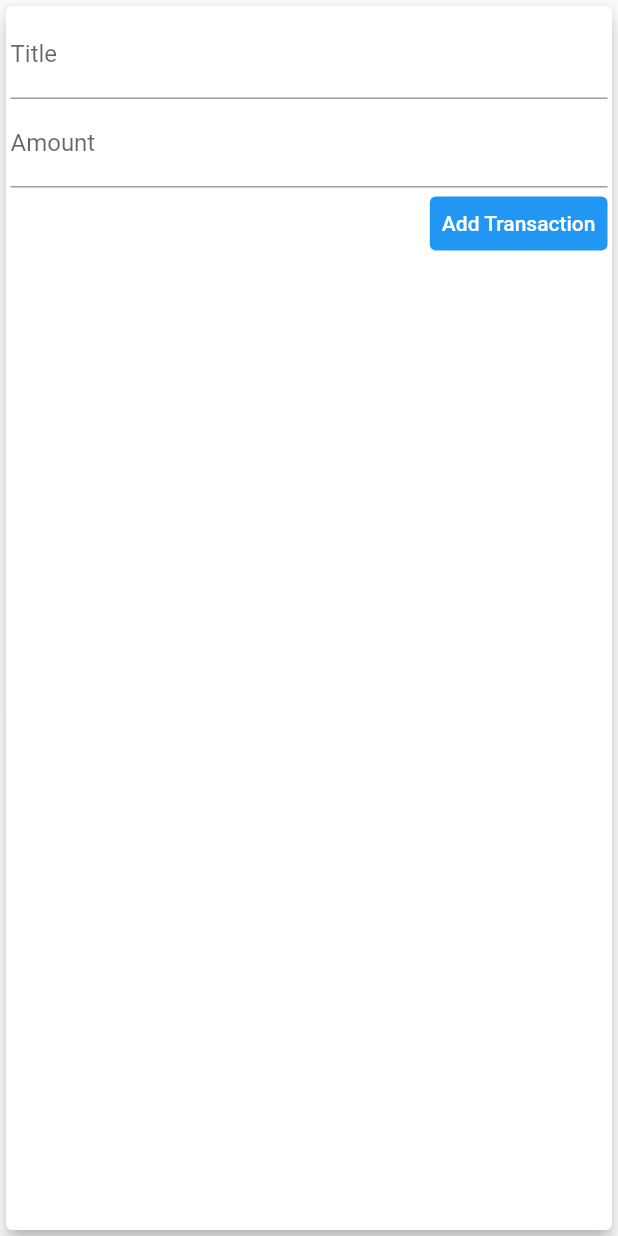
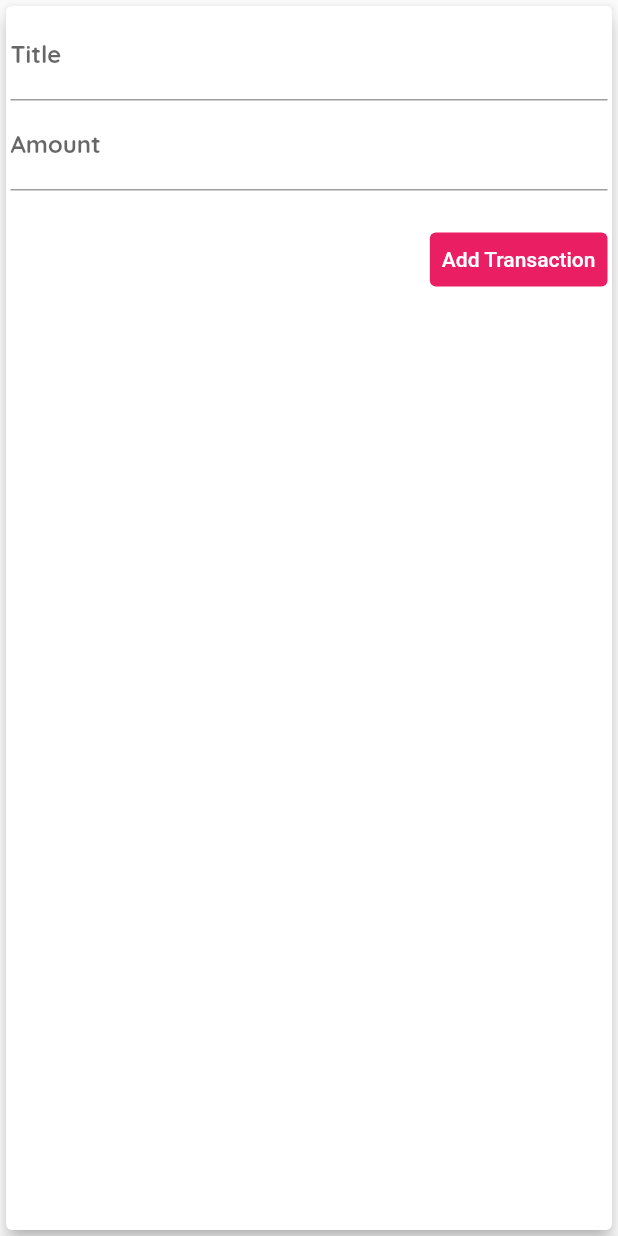
Before and after one commit to Zhenya-Mykhalskyi/Personal-Expenses, a Flutter app: the NewTransaction widget shown alone on an empty page, opened directly with empty values, on a phone screen of 412 x 824 dp. Run offline on Flutter 3.47's test engine with Material 2 defaults, Android fonts, the phone set to English and light mode, and no system bars.

Commit message:
add fonts, theme, some logics

```diff
--- a/lib/widgets/new_transaction.dart
+++ b/lib/widgets/new_transaction.dart
@@ -2,12 +2,18 @@
 
 import 'package:flutter/material.dart';
 
-class NewTransaction extends StatelessWidget {
-  final titleController = TextEditingController();
-  final amountController = TextEditingController();
+class NewTransaction extends StatefulWidget {
   final Function addTx;
 
   NewTransaction(this.addTx);
+
+  @override
+  State<NewTransaction> createState() => _NewTransactionState();
+}
+
+class _NewTransactionState extends State<NewTransaction> {
+  final titleController = TextEditingController();
+  final amountController = TextEditingController();
 
   void submitData() {
     final enteredTitle = titleController.text;
@@ -18,10 +24,12 @@ class NewTransaction extends StatelessWidget {
       return;
     }
 
-    addTx(
+    widget.addTx(
       enteredTitle,
       enteredAmount,
     );
+
+    Navigator.of(context).pop();
   }
 
   @override
@@ -46,15 +54,21 @@ class NewTransaction extends StatelessWidget {
               keyboardType: TextInputType.number,
               onSubmitted: (_) => submitData(),
             ),
-            TextButton(
+            Container(
+              margin: EdgeInsets.only(top: 22),
+              child: TextButton(
                 // ignore: sort_child_properties_last
                 child: Text(
                   'Add Transaction',
-                style: TextStyle(color: Colors.white),
+                  style: TextStyle(
+                    color: Colors.white,
+                    backgroundColor: Theme.of(context).primaryColor,
+                  ),
                 ),
                 onPressed: submitData,
                 style: ButtonStyle(
-                backgroundColor: MaterialStateProperty.all(Colors.blue),
+                  backgroundColor: MaterialStateProperty.all(Colors.pink),
+                ),
               ),
             ),
           ],
```
Also changed, not shown: lib/main.dart (+91 -7 lines), lib/widgets/transaction_list.dart (+25 -6 lines), lib/widgets/user_transaction.dart (deleted, +0 -49 lines), pubspec.yaml (+16 -9 lines), assets/fonts/OpenSans-Bold.ttf (added), assets/fonts/OpenSans-Regular.ttf (added), assets/fonts/Quicksand-Bold.ttf (added), assets/fonts/Quicksand-Light.ttf (added), assets/fonts/Quicksand-Medium.ttf (added), assets/fonts/Quicksand-Regular.ttf (added), assets/images/waiting.png (added). Lines whose indentation alone changed are shown as unchanged.
